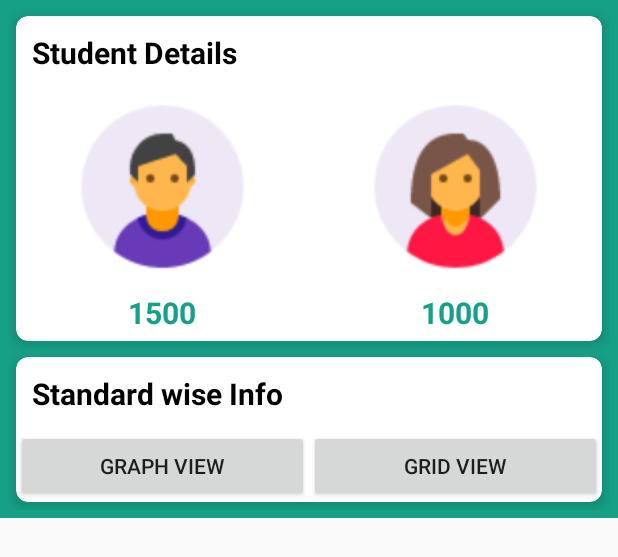
After one commit to Kumar-Neelamegam/i-sms, an Android app: the layout layout_student_details.xml on its own in the app's theme, with its tools: preview values and no code run, on a phone screen of 412 x 824 dp. The commit adds this screen. Shown: the top 557 px of the screen. Run offline under Robolectric (Android 15) with nearby library versions, the phone set to English and light mode, and no system bars.

Commit message:
Design - Home page - Vid

```diff
--- a/app/build.gradle
+++ b/app/build.gradle
@@ -19,12 +19,20 @@ android {
     }
 }
 
-dependencies {
+dependencies
+        {
     compile fileTree(dir: 'libs', include: ['*.jar'])
-    androidTestCompile('com.android.support.test.espresso:espresso-core:2.2.2', {
+    androidTestCompile('com.android.support.test.espresso:espresso-core:2.2.2',
+     {
         exclude group: 'com.android.support', module: 'support-annotations'
     })
+
     compile 'com.android.support:appcompat-v7:25.3.1'
     compile 'com.android.support.constraint:constraint-layout:1.0.2'
+
+    compile 'com.android.support:cardview-v7:24.2.0'
+    compile 'de.hdodenhof:circleimageview:2.1.0'
+
     testCompile 'junit:junit:4.12'
+
 }
--- /dev/null
+++ b/app/src/main/res/layout/layout_student_details.xml
@@ -0,0 +1,175 @@
+<?xml version="1.0" encoding="utf-8"?>
+<LinearLayout xmlns:android="http://schemas.android.com/apk/res/android"
+    xmlns:app="http://schemas.android.com/apk/res-auto"
+    android:orientation="vertical"
+    android:layout_width="match_parent"
+    android:layout_height="wrap_content"
+    android:background="@color/colorPrimary"
+    android:padding="5dp">
+
+    <android.support.v7.widget.CardView
+        android:id="@+id/stu_card_view"
+        android:layout_width="match_parent"
+        android:layout_height="match_parent"
+        android:layout_margin="5dp"
+        android:padding="10dp"
+        app:cardCornerRadius="8dp"
+        app:cardElevation="5dp"
+        app:cardMaxElevation="5dp">
+
+        <LinearLayout
+            android:layout_width="match_parent"
+            android:layout_height="wrap_content"
+            android:orientation="vertical">
+
+        <LinearLayout
+            android:layout_width="match_parent"
+            android:layout_height="wrap_content"
+            android:orientation="vertical"
+            android:padding="5dp"
+            android:layout_margin="5dp">
+
+        <TextView
+                android:layout_width="match_parent"
+                android:layout_height="wrap_content"
+                android:text="Student Details"
+                android:textStyle="bold"
+                android:textSize="20dp"
+                android:textColor="@color/black"/>
+
+        </LinearLayout>
+
+
+        <LinearLayout
+            android:layout_width="match_parent"
+            android:layout_height="wrap_content"
+            android:orientation="horizontal">
+
+            <LinearLayout
+                android:layout_width="match_parent"
+                android:layout_height="wrap_content"
+                android:orientation="vertical"
+                android:layout_weight="1">
+
+                <ImageView
+                android:id="@+id/male"
+                android:layout_width="130dp"
+                android:layout_height="130dp"
+
+                android:layout_gravity="center"
+                android:scaleType="centerCrop"
+                android:src="@drawable/ic_male" />
+
+                <TextView
+                    android:id="@+id/male_count"
+                    android:layout_width="match_parent"
+                    android:layout_height="wrap_content"
+                    android:text="1500"
+                    android:textSize="20dp"
+                    android:textStyle="bold"
+                    android:textColor="@color/colorPrimary"
+                    android:layout_gravity="center"
+                    android:gravity="center"
+                    android:layout_margin="5dp"/>
+
+                </LinearLayout>
+
+            <LinearLayout
+                android:layout_width="match_parent"
+                android:layout_height="wrap_content"
+                android:orientation="vertical"
+                android:layout_weight="1">
+
+                <ImageView
+                    android:id="@+id/female"
+                    android:layout_width="130dp"
+                    android:layout_height="130dp"
+                    android:layout_gravity="center"
+                    android:scaleType="centerCrop"
+                    android:src="@drawable/ic_female" />
+
+                <TextView
+                    android:id="@+id/female_count"
+                    android:layout_width="match_parent"
+                    android:layout_height="wrap_content"
+                    android:text="1000"
+                    android:textSize="20dp"
+                    android:textStyle="bold"
+                    android:textColor="@color/colorPrimary"
+                    android:layout_gravity="center"
+                    android:gravity="center"
+                    android:layout_margin="5dp"/>
+
+
+            </LinearLayout>
+
+         </LinearLayout>
+
+        </LinearLayout>
+
+    </android.support.v7.widget.CardView>
+
+
+    <android.support.v7.widget.CardView
+        android:id="@+id/std_card_view"
+        android:layout_width="match_parent"
+        android:layout_height="match_parent"
+        android:layout_margin="5dp"
+        android:padding="10dp"
+        app:cardCornerRadius="8dp"
+        app:cardElevation="5dp"
+        app:cardMaxElevation="5dp">
+
+
+        <LinearLayout
+            android:layout_width="match_parent"
+            android:layout_height="wrap_content"
+            android:orientation="vertical">
+
+        <LinearLayout
+            android:layout_width="match_parent"
+            android:layout_height="wrap_content"
+            android:orientation="vertical"
+            android:padding="5dp"
+            android:layout_margin="5dp">
+
+            <TextView
+                android:layout_width="match_parent"
+                android:layout_height="wrap_content"
+                android:text="Standard wise Info"
+                android:textStyle="bold"
+                android:textSize="20dp"
+                android:textColor="@color/black"/>
+
+        </LinearLayout>
+
+        <LinearLayout
+            android:layout_width="match_parent"
+            android:layout_height="wrap_content"
+            android:orientation="horizontal">
+
+           <Button
+               android:layout_width="match_parent"
+               android:layout_height="wrap_content"
+               android:text="Graph View"
+               android:layout_weight="1"/>
+
+            <Button
+                android:layout_width="match_parent"
+                android:layout_height="wrap_content"
+                android:text="Grid View"
+                android:layout_weight="1"/>
+
+        </LinearLayout>
+
+
+
+        </LinearLayout>
+
+
+
+    </android.support.v7.widget.CardView>
+
+
+
+</LinearLayout>
--- a/app/src/main/res/values/colors.xml
+++ b/app/src/main/res/values/colors.xml
@@ -1,6 +1,11 @@
 <?xml version="1.0" encoding="utf-8"?>
 <resources>
-    <color name="colorPrimary">#3F51B5</color>
+    <color name="colorPrimary">#16A085</color>
     <color name="colorPrimaryDark">#303F9F</color>
     <color name="colorAccent">#FF4081</color>
+
+    <color name="black">#000000</color>
+    <color name="white">#FFFFFF</color>
+
+
 </resources>
--- a/build.gradle
+++ b/build.gradle
@@ -5,7 +5,7 @@ buildscript {
         jcenter()
     }
     dependencies {
-        classpath 'com.android.tools.build:gradle:2.3.0'
+        classpath 'com.android.tools.build:gradle:2.3.1'
 
         // NOTE: Do not place your application dependencies here; they belong
         // in the individual module build.gradle files
```
Also changed, not shown: app/src/main/res/drawable/ic_female.png (added), app/src/main/res/drawable/ic_male.png (added).
